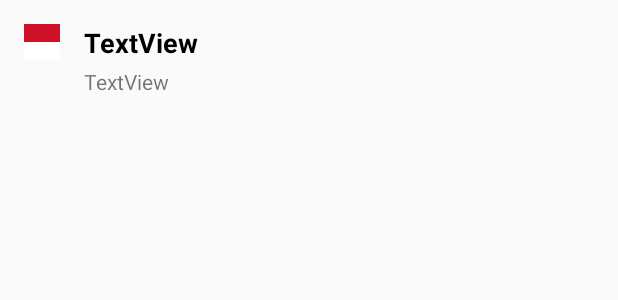
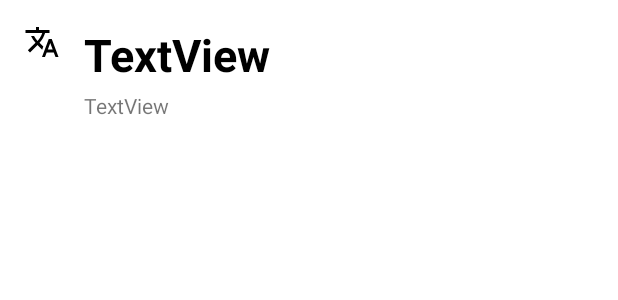
Before and after one commit to rosdyana/My-Dictionary, an Android app: the layout item_custom_suggestion.xml on its own in the app's theme, with its tools: preview values and no code run, on a phone screen of 412 x 824 dp. Shown: the top 300 px of the screen. Run offline under Robolectric (Android 15) with nearby library versions, the phone set to English and light mode, and no system bars.

```diff
--- a/app/src/main/java/mydictionary/sleepybear/com/mydictionary/SplashScreenActivity.java
+++ b/app/src/main/java/mydictionary/sleepybear/com/mydictionary/SplashScreenActivity.java
@@ -58,7 +58,7 @@ public class SplashScreenActivity extends AppCompatActivity {
         protected Void doInBackground(Void... voids) {
             boolean isFirstRun = appPreference.isFirstRun();
 
-            if(isFirstRun){
+            if (isFirstRun) {
                 ArrayList<DictionaryModel> dictionaryENtoID = preLoadRaw(R.raw.english_indonesia);
                 ArrayList<DictionaryModel> dictionaryIDtoEN = preLoadRaw(R.raw.indonesia_english);
 
@@ -66,7 +66,7 @@ public class SplashScreenActivity extends AppCompatActivity {
                 progress = 50;
                 publishProgress((int) progress);
                 Double progressMaxInsert = 50.0;
-                Double progressDiff = (progressMaxInsert - progress) / (dictionaryENtoID.size()+dictionaryIDtoEN.size());
+                Double progressDiff = (progressMaxInsert - progress) / (dictionaryENtoID.size() + dictionaryIDtoEN.size());
 
                 dictionaryHelper.insertTransaction(dictionaryENtoID, true);
                 progress += progressDiff;
@@ -94,6 +94,7 @@ public class SplashScreenActivity extends AppCompatActivity {
             }
             return null;
         }
+
         @Override
         protected void onProgressUpdate(Integer... values) {
             progressBar.setProgress(values[0]);
--- a/app/src/main/java/mydictionary/sleepybear/com/mydictionary/db/DbContract.java
+++ b/app/src/main/java/mydictionary/sleepybear/com/mydictionary/db/DbContract.java
@@ -10,7 +10,7 @@ public class DbContract {
     static String TABLE_ID_EN = "table_id_en";
     static String TABLE_EN_ID = "table_en_id";
 
-    static final class DictionaryColumns implements BaseColumns{
+    static final class DictionaryColumns implements BaseColumns {
         static String COL_ID = "id";
         static String COL_KEYWORD = "keyword";
         static String COL_VALUE = "value";
--- a/app/src/main/java/mydictionary/sleepybear/com/mydictionary/model/DictionaryModel.java
+++ b/app/src/main/java/mydictionary/sleepybear/com/mydictionary/model/DictionaryModel.java
@@ -51,7 +51,7 @@ public class DictionaryModel implements Parcelable {
     public DictionaryModel() {
     }
 
-    public DictionaryModel(String keyword, String value){
+    public DictionaryModel(String keyword, String value) {
         this.keyword = keyword;
         this.value = value;
     }
--- /dev/null
+++ b/app/src/main/res/drawable/ic_translate_black_24dp.xml
@@ -0,0 +1,13 @@
+<!--
+  ~ Copyright (c) 2018. Rosdyana Kusuma.
+  -->
+
+<vector xmlns:android="http://schemas.android.com/apk/res/android"
+        android:width="24dp"
+        android:height="24dp"
+        android:viewportWidth="24.0"
+        android:viewportHeight="24.0">
+    <path
+        android:fillColor="#FF000000"
+        android:pathData="M12.87,15.07l-2.54,-2.51 0.03,-0.03c1.74,-1.94 2.98,-4.17 3.71,-6.53L17,6L17,4h-7L10,2L8,2v2L1,4v1.99h11.17C11.5,7.92 10.44,9.75 9,11.35 8.07,10.32 7.3,9.19 6.69,8h-2c0.73,1.63 1.73,3.17 2.98,4.56l-5.09,5.02L4,19l5,-5 3.11,3.11 0.76,-2.04zM18.5,10h-2L12,22h2l1.12,-3h4.75L21,22h2l-4.5,-12zM15.88,17l1.62,-4.33L19.12,17h-3.24z"/>
+</vector>
--- a/app/src/main/res/layout/item_custom_suggestion.xml
+++ b/app/src/main/res/layout/item_custom_suggestion.xml
@@ -3,14 +3,13 @@
     xmlns:app="http://schemas.android.com/apk/res-auto"
     android:orientation="horizontal" android:layout_width="match_parent"
     android:padding="16dp"
-    android:layout_height="80dp"
-    android:background="?attr/selectableItemBackground"
-    android:clickable="true">
+    android:layout_height="match_parent"
+    android:background="@android:color/white">
 
     <ImageView
         android:layout_width="wrap_content"
         android:layout_height="wrap_content"
-        app:srcCompat="@drawable/ic_indonesian_flag"
+        app:srcCompat="@drawable/ic_translate_black_24dp"
         android:id="@+id/imageView2" />
 
     <LinearLayout
@@ -26,6 +25,7 @@
             android:id="@+id/keyword"
             android:textAppearance="@style/TextAppearance.AppCompat.Medium"
             android:textColor="@android:color/black"
+            android:textSize="30sp"
             android:textStyle="normal|bold" />
 
         <TextView
--- a/app/src/main/res/values/strings.xml
+++ b/app/src/main/res/values/strings.xml
@@ -15,4 +15,6 @@
     <string name="keyword_not_found">%1$s not found.</string>
     <string name="dialog_about_content">Author : Rosdyana Kusuma</string>
     <string name="dialog_about_title">About</string>
+    <string name="empty_keyword">Empty vocabulary, please translate first</string>
+    <string name="share">Share</string>
 </resources>
```
Also changed, not shown: app/src/main/java/mydictionary/sleepybear/com/mydictionary/HomeActivity.java (+41 -29 lines), app/src/main/java/mydictionary/sleepybear/com/mydictionary/adapter/CustomSuggestionAdapter.java (deleted, +0 -54 lines), app/src/main/java/mydictionary/sleepybear/com/mydictionary/adapter/TranslateAdapter.java (added, +63 -0 lines), app/src/main/java/mydictionary/sleepybear/com/mydictionary/db/DictionaryHelper.java (+19 -36 lines), app/src/main/java/mydictionary/sleepybear/com/mydictionary/utils/AppPreference.java (+5 -5 lines), app/src/main/res/layout/app_bar_home.xml (+10 -8 lines), app/src/main/res/layout/content_home.xml (+19 -3 lines).
